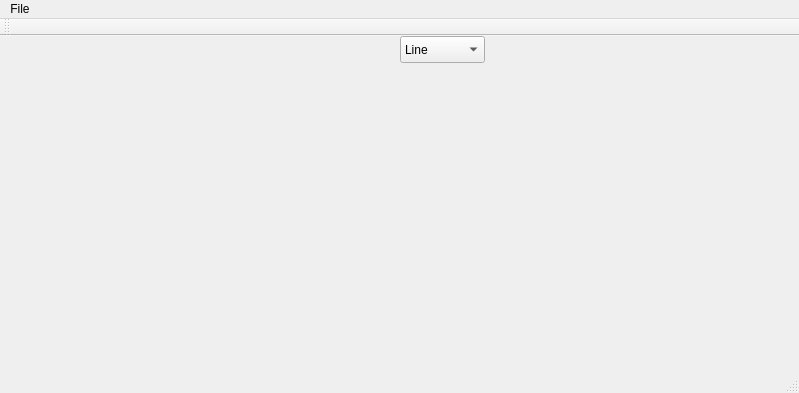
Qt form mainwindow.ui (DmytroHaponov/LinesMVP) before a commit.
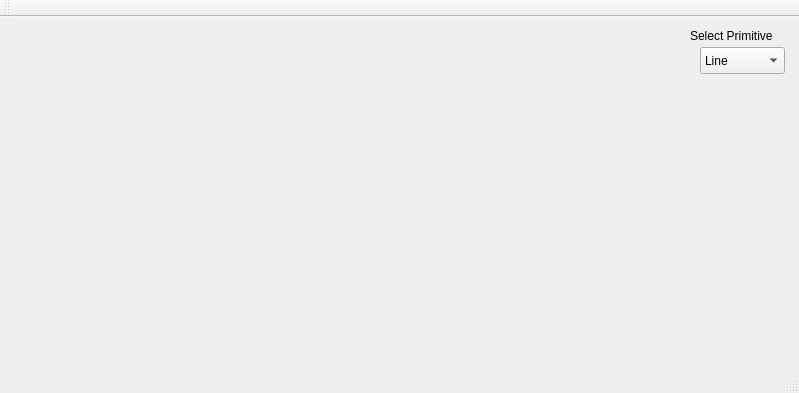
The same form after that commit.

Commit message:
all primitives are drawn
need to think over extensibility

need fixing color and width chanhing of all figures

```diff
--- a/mainwindow.ui
+++ b/mainwindow.ui
@@ -17,8 +17,8 @@
    <widget class="QComboBox" name="comboBox">
     <property name="geometry">
      <rect>
-      <x>400</x>
-      <y>0</y>
+      <x>700</x>
+      <y>30</y>
       <width>85</width>
       <height>27</height>
      </rect>
@@ -39,7 +39,29 @@
      </property>
     </item>
    </widget>
+   <widget class="QLabel" name="label">
+    <property name="geometry">
+     <rect>
+      <x>690</x>
+      <y>10</y>
+      <width>111</width>
+      <height>17</height>
+     </rect>
+    </property>
+    <property name="text">
+     <string>Select Primitive</string>
+    </property>
+   </widget>
   </widget>
+  <widget class="QToolBar" name="mainToolBar">
+   <attribute name="toolBarArea">
+    <enum>TopToolBarArea</enum>
+   </attribute>
+   <attribute name="toolBarBreak">
+    <bool>false</bool>
+   </attribute>
+  </widget>
+  <widget class="QStatusBar" name="statusBar"/>
   <widget class="QMenuBar" name="menuBar">
    <property name="geometry">
     <rect>
@@ -49,25 +71,7 @@
      <height>25</height>
     </rect>
    </property>
-   <widget class="QMenu" name="menuFile">
-    <property name="title">
-     <string>File</string>
-    </property>
-    <addaction name="actionOpen"/>
-    <addaction name="actionSave_As"/>
-    <addaction name="actionClose"/>
-   </widget>
-   <addaction name="menuFile"/>
   </widget>
-  <widget class="QToolBar" name="mainToolBar">
-   <attribute name="toolBarArea">
-    <enum>TopToolBarArea</enum>
-   </attribute>
-   <attribute name="toolBarBreak">
-    <bool>true</bool>
-   </attribute>
-  </widget>
-  <widget class="QStatusBar" name="statusBar"/>
   <action name="actionOpen">
    <property name="text">
     <string>Open</string>
```
The commit also changes 5 other files.
